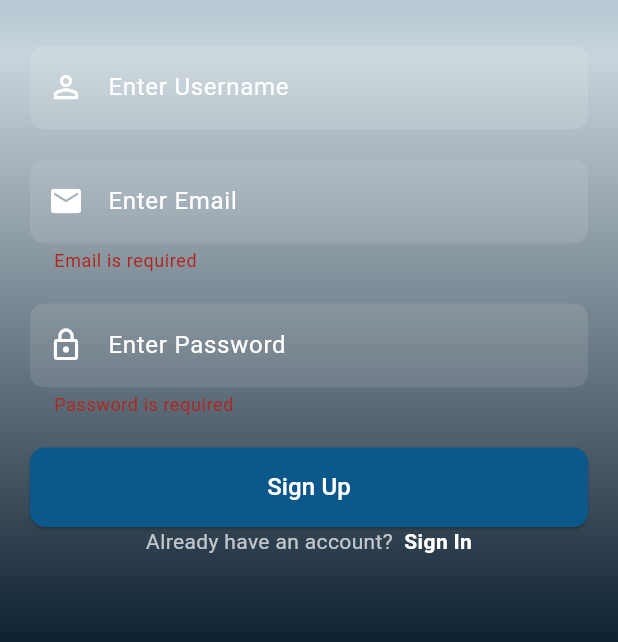
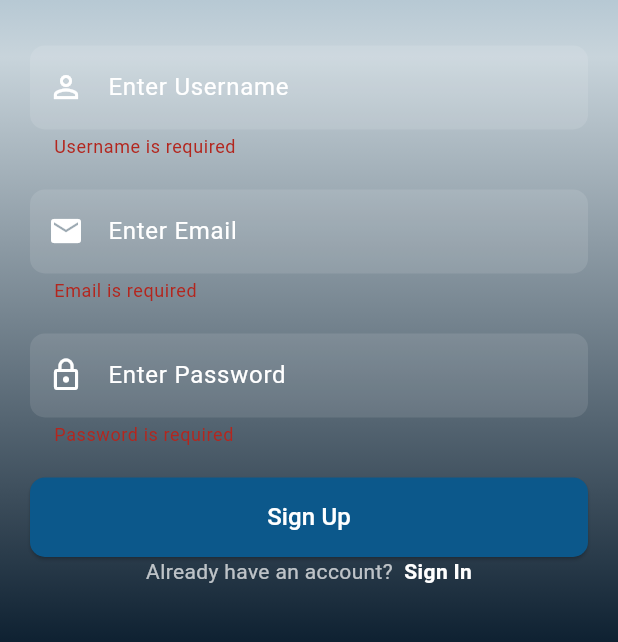
Before and after one commit to amiraboubaker/ECTRH, a Flutter app: the SignUpScreen screen opened directly, after a tap on "Sign Up", on a phone screen of 412 x 824 dp, the part 561-1203 px from its top. Run offline on Flutter 3.47's test engine with Material 3 defaults, Android fonts, the phone set to English and light mode, and no system bars; our stand-ins replace email_validator, image_picker; network calls fail.

Commit message:
add validator username

```diff
--- a/frontend/lib/screens/auth/signup_screen.dart
+++ b/frontend/lib/screens/auth/signup_screen.dart
@@ -21,6 +21,16 @@ class _SignUpScreenState extends State<SignUpScreen> {
   final TextEditingController _passwordTextController = TextEditingController();
 
   final _formKey = GlobalKey<FormState>();
+
+  String? _validateUsername(String? username) {
+    if (username == null || username.isEmpty) {
+      return 'Username is required';
+    }
+    if (!RegExp(r'^[a-zA-Z0-9]+$').hasMatch(username)) {
+      return 'Username must be alphanumeric';
+    }
+    return null;
+  }
 
   String? _validateEmail(String? email) {
     if (email == null || email.isEmpty) {
@@ -135,6 +145,7 @@ class _SignUpScreenState extends State<SignUpScreen> {
                         icon: Icons.person_outline,
                         isPasswordType: false,
                         controller: _userNameTextController,
+                        validator: _validateUsername, // Add the validator here
                       ),
                       const SizedBox(height: 20),
                       reusableTextField(
```
